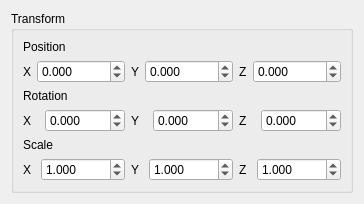
This is src/transformwidget.ui in chchwy/ogre-v2-mesh-viewer as Qt 5 draws it before an edit. The edited form follows.
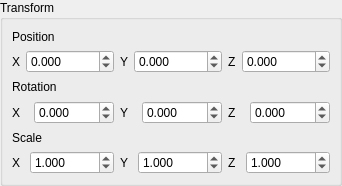
This is the edited form.

Commit message: Layout spacing

The edit to the form file:
```diff
--- a/src/transformwidget.ui
+++ b/src/transformwidget.ui
@@ -20,6 +20,18 @@
    <string>Form</string>
   </property>
   <layout class="QVBoxLayout" name="verticalLayout">
+   <property name="leftMargin">
+    <number>0</number>
+   </property>
+   <property name="topMargin">
+    <number>0</number>
+   </property>
+   <property name="rightMargin">
+    <number>0</number>
+   </property>
+   <property name="bottomMargin">
+    <number>0</number>
+   </property>
    <item>
     <widget class="QGroupBox" name="groupBox">
      <property name="title">
```
The commit also changes 2 other files.
